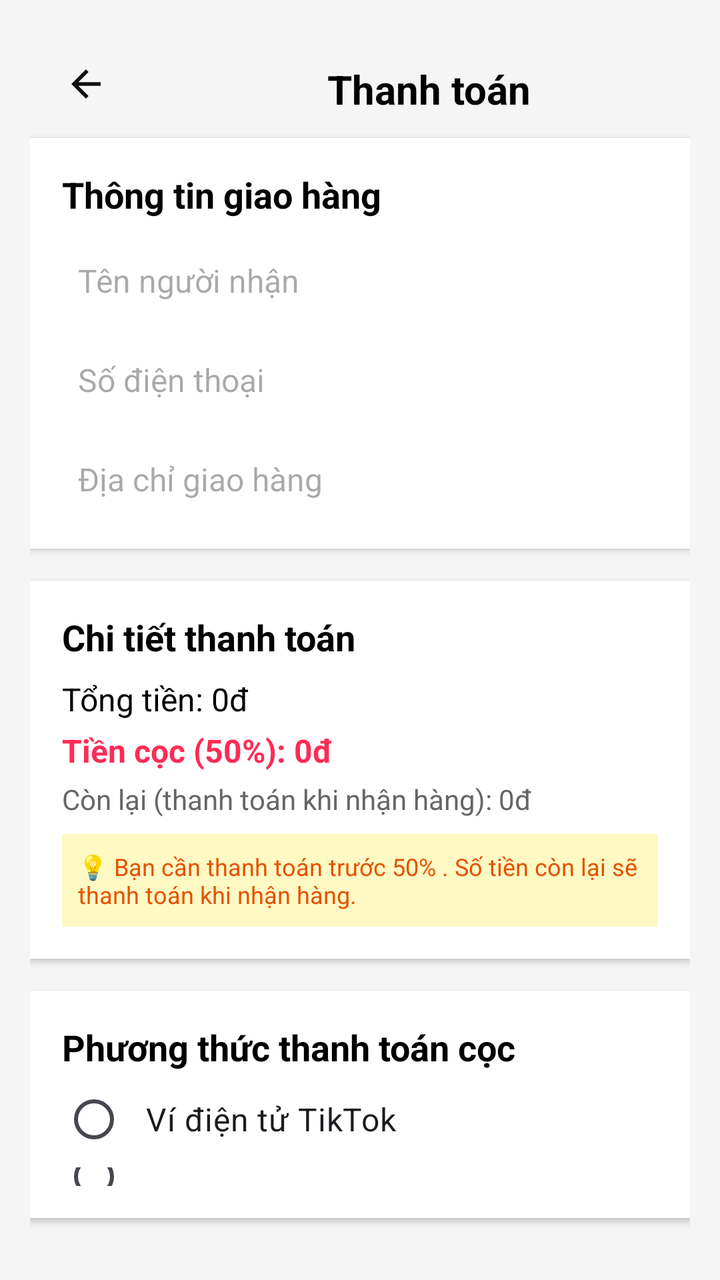
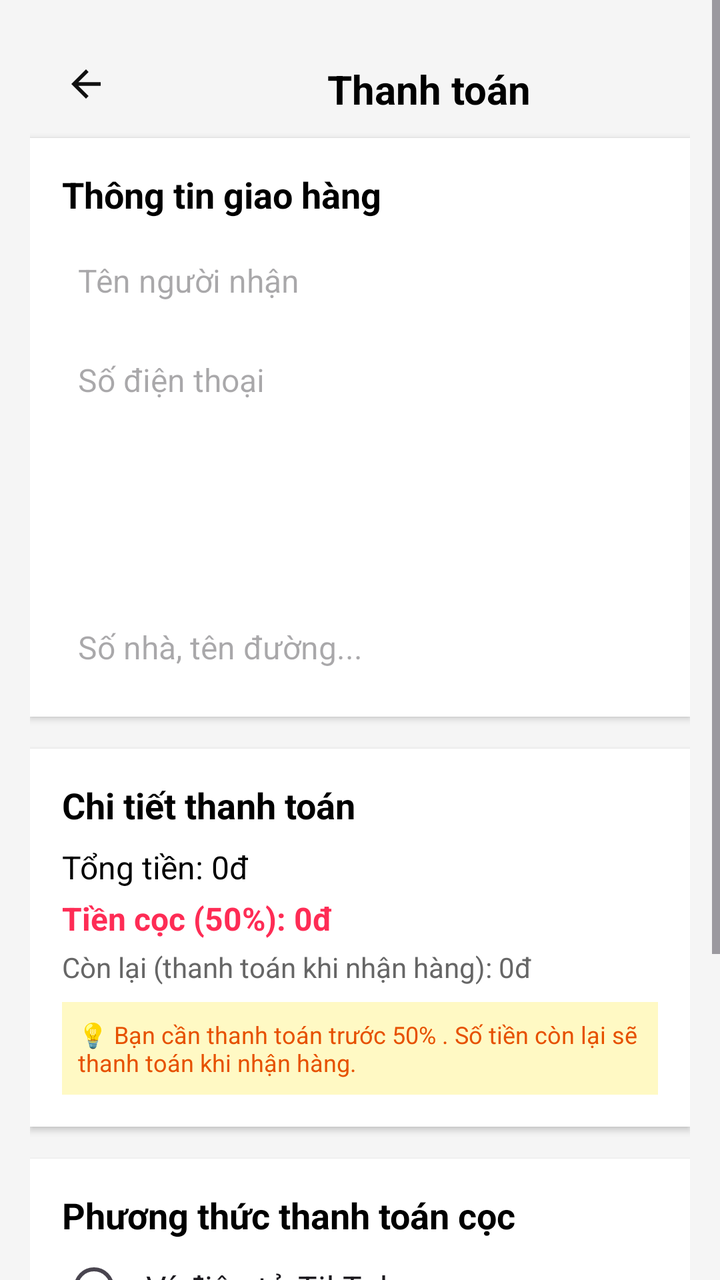

An Android layout rendered at two revisions. The XML below is the earlier revision; the diff shows what the commit changed to produce the second picture.
<!-- AndroidManifest.xml: application theme Theme.MyApplication -->
<!-- res/layout/activity_thanh_toan.xml -->
<?xml version="1.0" encoding="utf-8"?>
<LinearLayout xmlns:android="http://schemas.android.com/apk/res/android"
    xmlns:app="http://schemas.android.com/apk/res-auto"
    android:layout_width="match_parent"
    android:layout_height="match_parent"
    android:orientation="vertical"
    android:background="#F5F5F5"
    android:padding="15dp">

    
    <LinearLayout
        android:layout_width="394dp"
        android:layout_height="54dp"
        android:padding="16dp">

        <ImageView
            android:id="@+id/trove"
            android:layout_width="wrap_content"
            android:layout_height="wrap_content"
            android:src="@drawable/baseline_arrow_back_24" />

        <TextView
            android:layout_width="319dp"
            android:layout_height="31dp"
            android:layout_marginBottom="12dp"
            android:text="Thanh toán"
            android:textAlignment="center"
            android:textColor="#000000"
            android:textSize="20sp"
            android:textStyle="bold" />
    </LinearLayout>

    
    <LinearLayout
        android:layout_width="match_parent"
        android:layout_height="wrap_content"
        android:layout_marginBottom="16dp"
        android:background="#FFFFFF"
        android:elevation="2dp"
        android:orientation="vertical"
        android:padding="16dp">

        <TextView
            android:layout_width="wrap_content"
            android:layout_height="wrap_content"
            android:text="Thông tin giao hàng"
            android:textColor="#000000"
            android:textSize="18sp"
            android:textStyle="bold" />

        <EditText
            android:id="@+id/et_receiver_name"
            android:layout_width="match_parent"
            android:layout_height="wrap_content"
            android:layout_marginTop="12dp"
            android:background="@color/cardview_light_background"
            android:hint="Tên người nhận"
            android:inputType="textPersonName"
            android:padding="8dp"
            android:textSize="16sp" />

        <EditText
            android:id="@+id/et_phone_number"
            android:layout_width="match_parent"
            android:layout_height="wrap_content"
            android:layout_marginTop="12dp"
            android:background="@color/cardview_light_background"
            android:hint="Số điện thoại"
            android:inputType="phone"
            android:padding="8dp"
            android:textSize="16sp" />

        <EditText
            android:id="@+id/et_address"
            android:layout_width="match_parent"
            android:layout_height="wrap_content"
            android:layout_marginTop="12dp"
            android:background="@color/cardview_light_background"
            android:hint="Địa chỉ giao hàng"
            android:inputType="textPostalAddress"
            android:padding="8dp"
            android:textSize="16sp" />
    </LinearLayout>

    
    <LinearLayout
        android:layout_width="match_parent"
        android:layout_height="wrap_content"
        android:layout_marginBottom="16dp"
        android:background="#FFFFFF"
        android:elevation="2dp"
        android:orientation="vertical"
        android:padding="16dp">

        <TextView
            android:layout_width="wrap_content"
            android:layout_height="wrap_content"
            android:text="Chi tiết thanh toán"
            android:textColor="#000000"
            android:textSize="18sp"
            android:textStyle="bold" />

        <TextView
            android:id="@+id/tv_total_amount"
            android:layout_width="match_parent"
            android:layout_height="wrap_content"
            android:layout_marginTop="8dp"
            android:text="Tổng tiền: 0đ"
            android:textColor="#000000"
            android:textSize="16sp" />

        <TextView
            android:id="@+id/tv_deposit_amount"
            android:layout_width="match_parent"
            android:layout_height="wrap_content"
            android:layout_marginTop="4dp"
            android:text="Tiền cọc (50%): 0đ"
            android:textColor="#FE2C55"
            android:textSize="16sp"
            android:textStyle="bold" />

        <TextView
            android:id="@+id/tv_remaining_amount"
            android:layout_width="match_parent"
            android:layout_height="wrap_content"
            android:layout_marginTop="4dp"
            android:text="Còn lại (thanh toán khi nhận hàng): 0đ"
            android:textColor="#666666"
            android:textSize="14sp" />

        <TextView
            android:layout_width="match_parent"
            android:layout_height="wrap_content"
            android:layout_marginTop="8dp"
            android:background="#FFF9C4"
            android:padding="8dp"
            android:text="💡 Bạn cần thanh toán trước 50% . Số tiền còn lại sẽ thanh toán khi nhận hàng."
            android:textColor="#E65100"
            android:textSize="12sp" />
    </LinearLayout>

    
    <LinearLayout
        android:layout_width="match_parent"
        android:layout_height="wrap_content"
        android:layout_marginBottom="16dp"
        android:background="#FFFFFF"
        android:elevation="2dp"
        android:orientation="vertical"
        android:padding="16dp">

        <TextView
            android:layout_width="wrap_content"
            android:layout_height="wrap_content"
            android:text="Phương thức thanh toán cọc"
            android:textColor="#000000"
            android:textSize="18sp"
            android:textStyle="bold" />

        <RadioGroup
            android:id="@+id/payment_options"
            android:layout_width="match_parent"
            android:layout_height="wrap_content"
            android:orientation="vertical">

            <RadioButton
                android:id="@+id/shopeepay"
                android:layout_width="match_parent"
                android:layout_height="wrap_content"
                android:buttonTint="#FE2C55"
                android:padding="10dp"
                android:text="Ví điện tử TikTok"
                android:textSize="16sp" />

            <RadioButton
                android:id="@+id/creditcard"
                android:layout_width="match_parent"
                android:layout_height="wrap_content"
                android:buttonTint="#FE2C55"
                android:padding="10dp"
                android:text="Thẻ tín dụng/Ghi nợ"
                android:textSize="16sp" />

            <RadioButton
                android:id="@+id/banktransfer"
                android:layout_width="match_parent"
                android:layout_height="wrap_content"
                android:buttonTint="#FE2C55"
                android:padding="10dp"
                android:text="Chuyển khoản ngân hàng"
                android:textSize="16sp" />
        </RadioGroup>
    </LinearLayout>

    
    <LinearLayout
        android:layout_width="378dp"
        android:layout_height="wrap_content"
        android:gravity="end"
        android:orientation="horizontal">

        <Button
            android:id="@+id/btn_pay"
            android:layout_width="wrap_content"
            android:layout_height="match_parent"
            android:background="@drawable/buttontiktok"
            android:paddingHorizontal="16dp"
            android:paddingVertical="8dp"
            android:text="Thanh toán cọc"
            android:textColor="#FFFFFF"
            android:textSize="16sp"
            android:textStyle="bold" />
    </LinearLayout>
</LinearLayout>
<!-- resources referenced by this layout -->
<resources>
  <!-- drawable baseline_arrow_back_24 (drawable) -->
  <vector xmlns:android="http://schemas.android.com/apk/res/android" android:autoMirrored="true" android:height="24dp" android:tint="#101010" android:viewportHeight="24" android:viewportWidth="24" android:width="24dp">
        
      <path android:fillColor="@android:color/white" android:pathData="M20,11H7.83l5.59,-5.59L12,4l-8,8 8,8 1.41,-1.41L7.83,13H20v-2z"/>
      
  </vector>
  <!-- drawable buttontiktok (drawable) -->
  <?xml version="1.0" encoding="utf-8"?>
  <shape xmlns:android="http://schemas.android.com/apk/res/android"
      android:shape="rectangle">
      <gradient
          android:startColor="#FE2C55"
          android:endColor="#FF416C"
          android:angle="90" />
      <corners android:radius="8dp" />
      <padding android:left="8dp" android:top="8dp" android:right="8dp" android:bottom="8dp" />
  </shape>
  <style name="Theme.MyApplication" parent="Base.Theme.MyApplication" />
  <style name="Base.Theme.MyApplication" parent="Theme.Material3.DayNight.NoActionBar">
          
          
      </style>
</resources>

<!-- the commit's change to res/layout/activity_thanh_toan.xml (unified diff, before → after) -->
@@ -1,6 +1,12 @@
 <?xml version="1.0" encoding="utf-8"?>
-<LinearLayout xmlns:android="http://schemas.android.com/apk/res/android"
+<ScrollView xmlns:android="http://schemas.android.com/apk/res/android"
     xmlns:app="http://schemas.android.com/apk/res-auto"
+    android:layout_width="match_parent"
+    android:layout_height="match_parent"
+    android:fillViewport="true">
+
+
+<LinearLayout
     android:layout_width="match_parent"
     android:layout_height="match_parent"
     android:orientation="vertical"
@@ -70,16 +76,44 @@
             android:padding="8dp"
             android:textSize="16sp" />
 
+        <Spinner
+            android:id="@+id/spinner_province"
+            android:layout_width="match_parent"
+            android:layout_height="wrap_content"
+            android:layout_marginTop="12dp"
+            android:padding="8dp"
+            android:background="@color/cardview_light_background"
+            />
+
+        <Spinner
+            android:id="@+id/spinner_district"
+            android:layout_width="match_parent"
+            android:layout_height="wrap_content"
+            android:layout_marginTop="12dp"
+            android:padding="8dp"
+            android:background="@color/cardview_light_background"
+            />
+
+        <Spinner
+            android:id="@+id/spinner_ward"
+            android:layout_width="match_parent"
+            android:layout_height="wrap_content"
+            android:layout_marginTop="12dp"
+            android:padding="8dp"
+            android:background="@color/cardview_light_background"
+            />
+
         <EditText
             android:id="@+id/et_address"
             android:layout_width="match_parent"
             android:layout_height="wrap_content"
             android:layout_marginTop="12dp"
             android:background="@color/cardview_light_background"
-            android:hint="Địa chỉ giao hàng"
+            android:hint="Số nhà, tên đường..."
             android:inputType="textPostalAddress"
             android:padding="8dp"
             android:textSize="16sp" />
+
     </LinearLayout>
 
     
@@ -212,3 +246,4 @@
             android:textStyle="bold" />
     </LinearLayout>
 </LinearLayout>
+</ScrollView>
